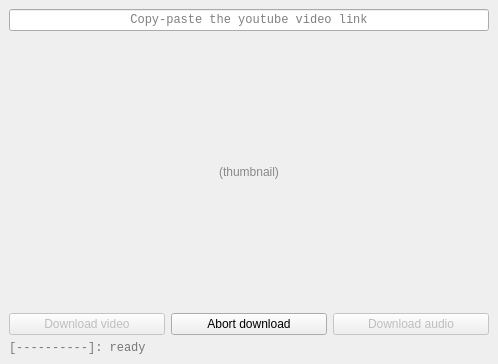
Before: the Qt Designer form tubic/qt_wrap/ui/main_window.ui in sentenzo/tubic, drawn with Qt 5.
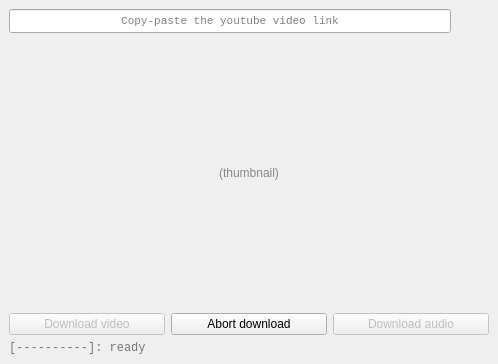
After: the same form once the commit is applied.

Commit message: a settings button on the main window

```diff
--- a/tubic/qt_wrap/ui/main_window.ui
+++ b/tubic/qt_wrap/ui/main_window.ui
@@ -42,7 +42,7 @@
   </property>
   <widget class="QWidget" name="centralwidget">
    <layout class="QGridLayout" name="gridLayout">
-    <item row="1" column="0">
+    <item row="4" column="0">
      <widget class="QLabel" name="l_thumbnail">
       <property name="sizePolicy">
        <sizepolicy hsizetype="Preferred" vsizetype="MinimumExpanding">
@@ -73,7 +73,7 @@
       </property>
      </widget>
     </item>
-    <item row="3" column="0">
+    <item row="6" column="0">
      <layout class="QHBoxLayout" name="horizontalLayout">
       <item>
        <widget class="QPushButton" name="pb_download_video">
@@ -128,7 +128,7 @@
       </item>
      </layout>
     </item>
-    <item row="4" column="0">
+    <item row="7" column="0">
      <widget class="QLabel" name="l_status">
       <property name="font">
        <font>
@@ -147,10 +147,19 @@
      </widget>
     </item>
     <item row="0" column="0">
+     <layout class="QHBoxLayout" name="horizontalLayout_2">
+      <item>
      <widget class="QLineEdit" name="le_youtube_link">
+        <property name="sizePolicy">
+         <sizepolicy hsizetype="Expanding" vsizetype="Minimum">
+          <horstretch>0</horstretch>
+          <verstretch>0</verstretch>
+         </sizepolicy>
+        </property>
       <property name="font">
        <font>
         <family>Consolas</family>
+          <pointsize>8</pointsize>
        </font>
       </property>
       <property name="focusPolicy">
@@ -169,6 +178,33 @@
        <string>Copy-paste the youtube video link</string>
       </property>
      </widget>
+      </item>
+      <item>
+       <widget class="QPushButton" name="pb_settings">
+        <property name="minimumSize">
+         <size>
+          <width>24</width>
+          <height>24</height>
+         </size>
+        </property>
+        <property name="cursor">
+         <cursorShape>PointingHandCursor</cursorShape>
+        </property>
+        <property name="styleSheet">
+         <string notr="true">border-radius: 1px;</string>
+        </property>
+        <property name="text">
+         <string/>
+        </property>
+        <property name="iconSize">
+         <size>
+          <width>24</width>
+          <height>24</height>
+         </size>
+        </property>
+       </widget>
+      </item>
+     </layout>
     </item>
    </layout>
   </widget>
```
Lines whose indentation alone changed are shown as unchanged. The commit also changes 8 other files.
